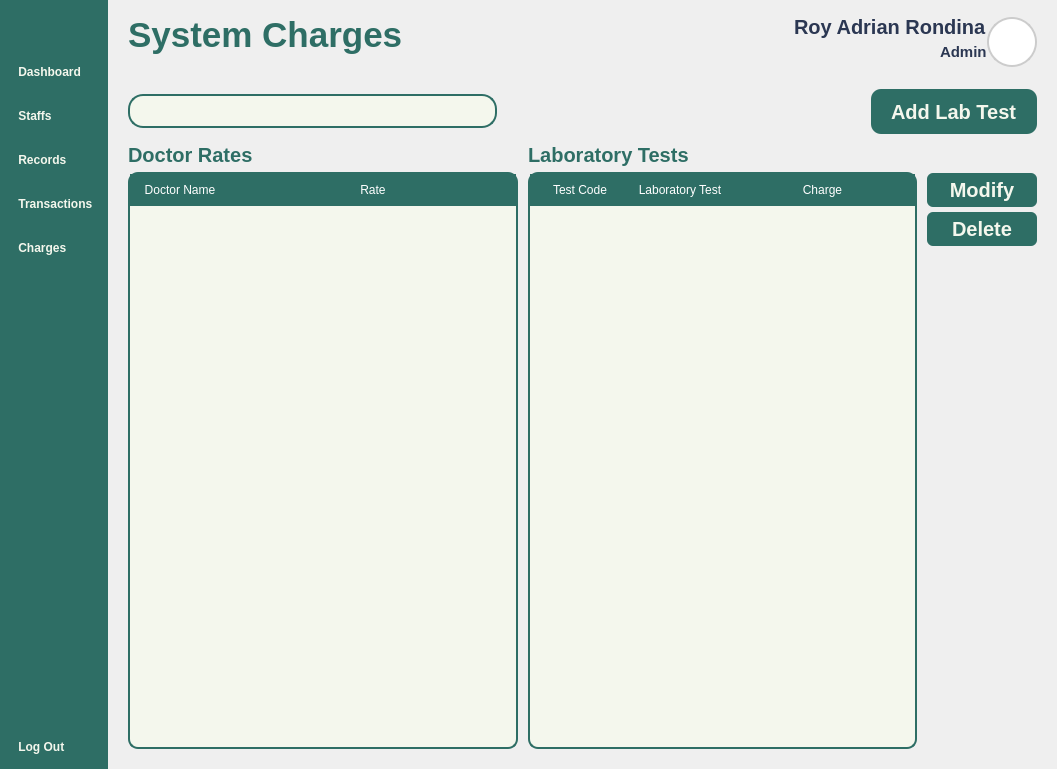
Qt form Views/Admin_Charges.ui (VinsmokeSanji69/COVACHA_CLINIC_SYSTEM) before a commit.
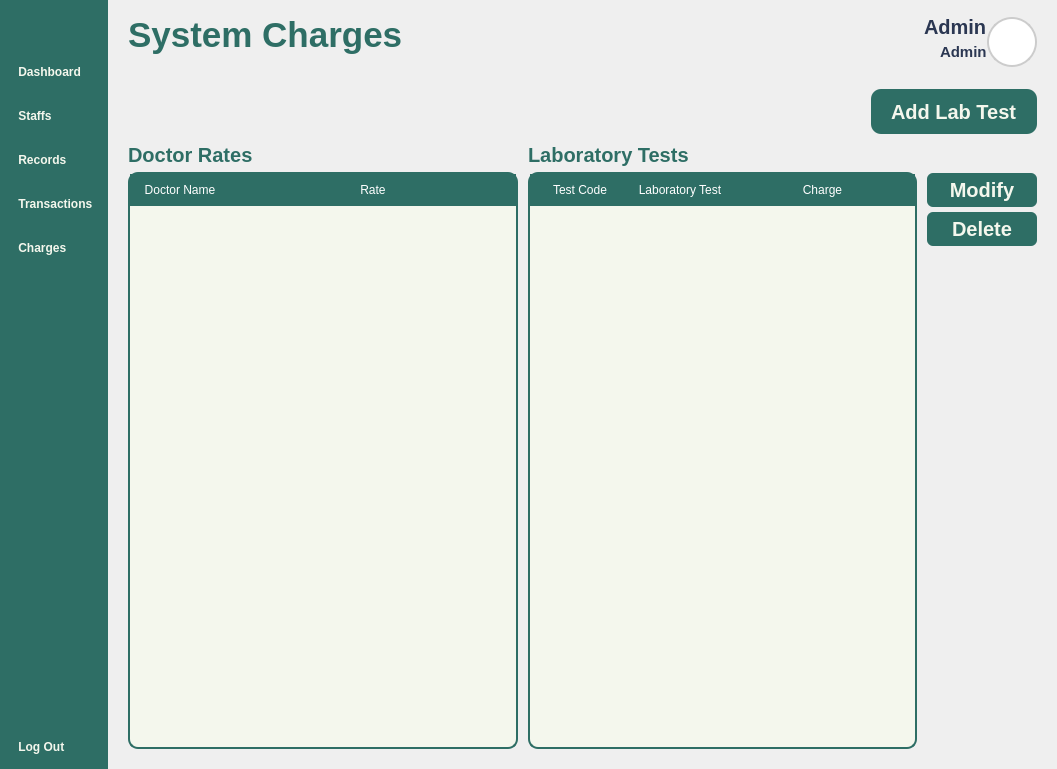
The same form after that commit. Icons and pictures are not drawn.

Commit message: okay na ang admin

Diff of the .ui file:
```diff
--- a/Views/Admin_Charges.ui
+++ b/Views/Admin_Charges.ui
@@ -448,7 +448,7 @@
              <item alignment="Qt::AlignRight">
               <widget class="QLabel" name="UserName">
                <property name="text">
-                <string>Roy Adrian Rondina</string>
+                <string>Admin</string>
                </property>
                <property name="alignment">
                 <set>Qt::AlignLeading</set>
@@ -681,72 +681,6 @@
                <property name="rightMargin">
                 <number>0</number>
                </property>
-               <item>
-                <widget class="QWidget" name="SearchBar" native="true">
-                 <property name="sizePolicy">
-                  <sizepolicy hsizetype="Expanding" vsizetype="Fixed">
-                   <horstretch>0</horstretch>
-                   <verstretch>0</verstretch>
-                  </sizepolicy>
-                 </property>
-                 <property name="minimumSize">
-                  <size>
-                   <width>290</width>
-                   <height>0</height>
-                  </size>
-                 </property>
-                 <property name="maximumSize">
-                  <size>
-                   <width>400</width>
-                   <height>16777215</height>
-                  </size>
-                 </property>
-                 <layout class="QHBoxLayout" name="horizontalLayout_2">
-                  <property name="spacing">
-                   <number>0</number>
-                  </property>
-                  <property name="leftMargin">
-                   <number>0</number>
-                  </property>
-                  <property name="topMargin">
-                   <number>5</number>
-                  </property>
-                  <property name="rightMargin">
-                   <number>0</number>
-                  </property>
-                  <property name="bottomMargin">
-                   <number>5</number>
-                  </property>
-                  <item>
-                   <widget class="QPushButton" name="Icon">
-                    <property name="text">
-                     <string/>
-                    </property>
-                    <property name="icon">
-                     <iconset resource="../Images/resources.qrc">
-                      <normaloff>:/icons/icons/search.svg</normaloff>:/icons/icons/search.svg</iconset>
-                    </property>
-                    <property name="iconSize">
-                     <size>
-                      <width>35</width>
-                      <height>35</height>
-                     </size>
-                    </property>
-                   </widget>
-                  </item>
-                  <item>
-                   <widget class="QLineEdit" name="Search">
-                    <property name="sizePolicy">
-                     <sizepolicy hsizetype="Expanding" vsizetype="Expanding">
-                      <horstretch>0</horstretch>
-                      <verstretch>0</verstretch>
-                     </sizepolicy>
-                    </property>
-                   </widget>
-                  </item>
-                 </layout>
-                </widget>
-               </item>
                <item>
                 <spacer name="horizontalSpacer">
                  <property name="orientation">
```
Left out of the diff: 4 changed lines with no effect on the pictures. The commit also changes 17 other files.
